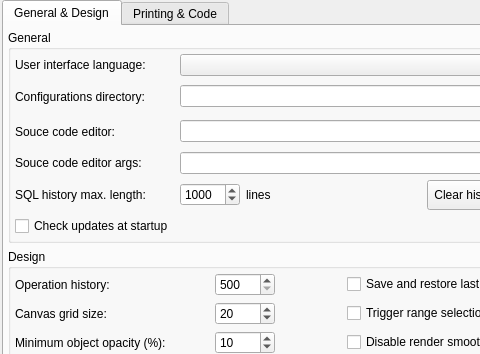
This is libpgmodeler_ui/ui/generalconfigwidget.ui in pgmodeler/pgmodeler as Qt 5 draws it before an edit; both pictures show x 0 to 480 and y 0 to 354 of the 671 by 587 pixel window. The edited form follows.
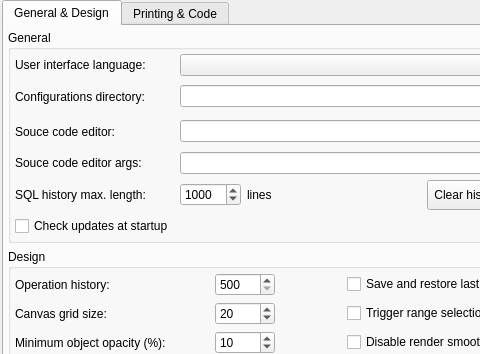
This is the edited form. Icons and pictures are not drawn.

Commit message:
Fixed the sequence importing on PostgreSQL 10 (issue #1014)
Increased the maximum allowed amount of lines in command history

What changed in the file:
```diff
--- a/libpgmodeler_ui/ui/generalconfigwidget.ui
+++ b/libpgmodeler_ui/ui/generalconfigwidget.ui
@@ -1074,7 +1074,7 @@
                <number>100</number>
               </property>
               <property name="maximum">
-               <number>2000</number>
+               <number>10000</number>
               </property>
               <property name="singleStep">
                <number>100</number>
```
The commit also changes 2 other files.
